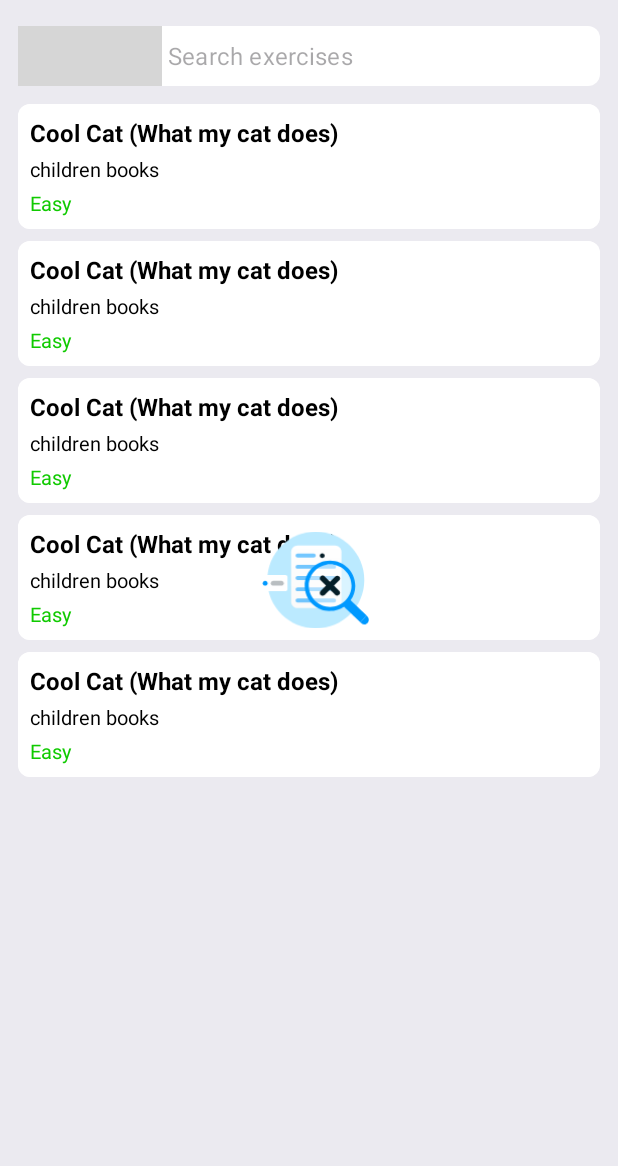
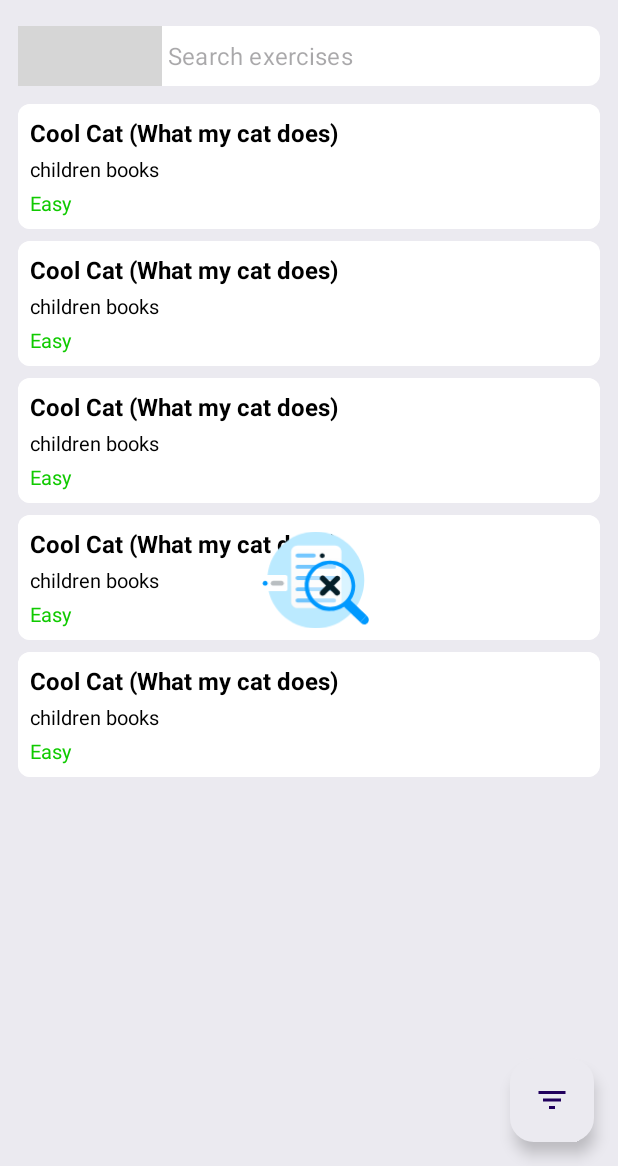
Before and after one commit to Kosjenka-Reading-App/Mobile-App, an Android app: the layout fragment_home.xml on its own in the app's theme, with its tools: preview values and no code run, on a phone screen of 412 x 824 dp, the part 70-1236 px from its top. Run offline under Robolectric (Android 15) with nearby library versions, the phone set to English and light mode, and no system bars; grey boxes are pictures that could not be loaded.

Commit message:
created Floating Action Button in fragment_home.xml

```diff
--- /dev/null
+++ b/app/src/main/res/drawable/ic_filter.xml
@@ -0,0 +1,10 @@
+<vector xmlns:android="http://schemas.android.com/apk/res/android"
+    android:width="24dp"
+    android:height="24dp"
+    android:tint="@color/colorPrimary"
+    android:viewportWidth="24"
+    android:viewportHeight="24">
+    <path
+        android:fillColor="@android:color/white"
+        android:pathData="M10,18h4v-2h-4v2zM3,6v2h18L21,6L3,6zM6,13h12v-2L6,11v2z" />
+</vector>
--- a/app/src/main/res/layout/fragment_home.xml
+++ b/app/src/main/res/layout/fragment_home.xml
@@ -89,6 +89,18 @@
             app:layout_constraintTop_toBottomOf="@id/search_layout"
             app:strokeWidth="0dp" />
 
+        <com.google.android.material.floatingactionbutton.FloatingActionButton
+            android:id="@+id/filter_fab"
+            android:layout_width="wrap_content"
+            android:layout_height="wrap_content"
+            android:layout_margin="16dp"
+            android:backgroundTint="@color/background"
+            android:contentDescription="@null"
+            app:layout_constraintBottom_toBottomOf="parent"
+            app:layout_constraintEnd_toEndOf="parent"
+            app:srcCompat="@drawable/ic_filter"
+            app:strokeColor="@color/colorPrimary"
+            app:strokeWidtg="1dp" />
 
         <androidx.swiperefreshlayout.widget.SwipeRefreshLayout
             android:id="@+id/home_container"
```
